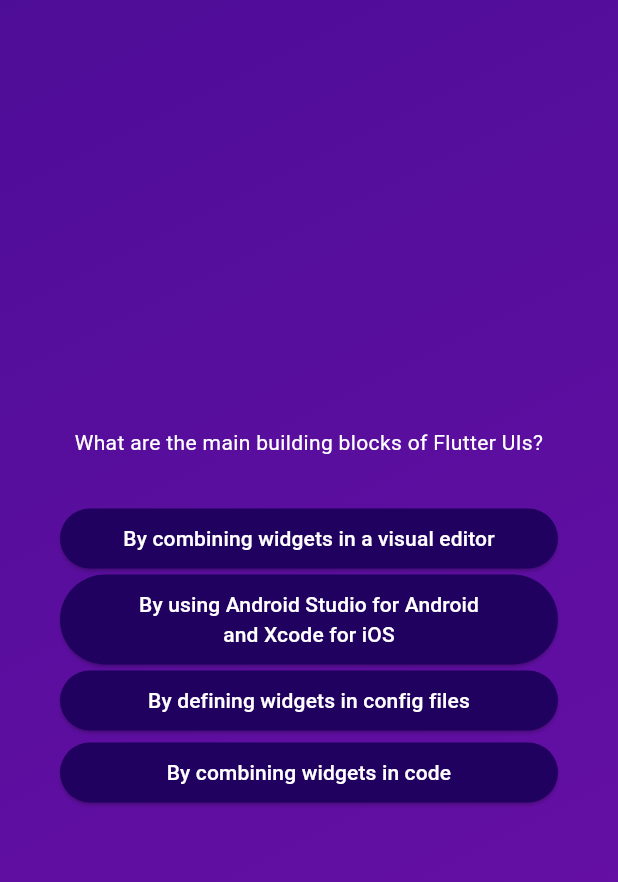
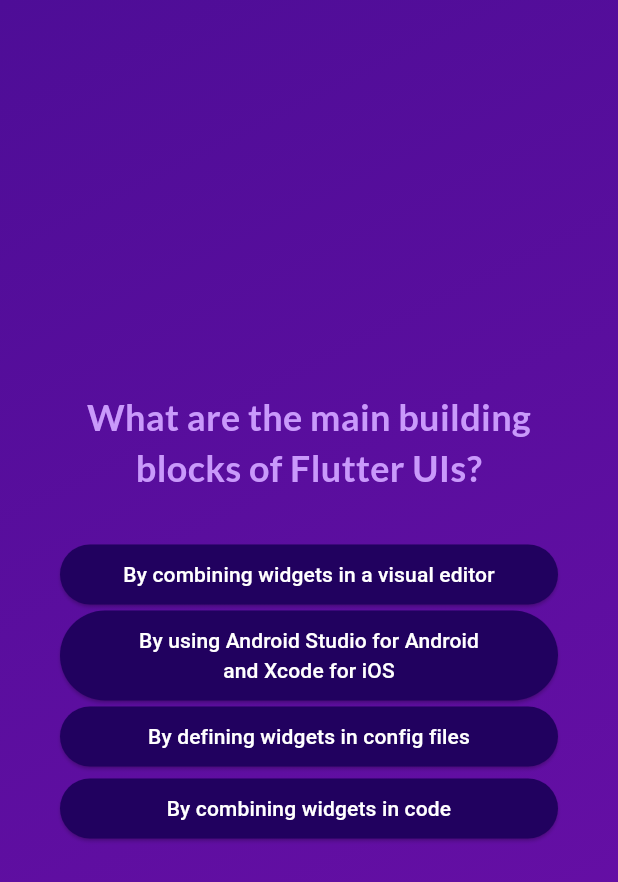
Before and after one commit to jibreelfahd/flutter-quiz-app, a Flutter app: the screen it shows after launch, after a tap on "Start Quiz", after a tap on "Components", on a phone screen of 412 x 824 dp. Shown: the top 882 px of the screen. Run offline on Flutter 3.47's test engine with Material 3 defaults, Android fonts, the phone set to English and light mode, and no system bars; our stand-ins replace google_fonts.

Commit message:
pass widget to track answers

```diff
--- a/lib/question_screen.dart
+++ b/lib/question_screen.dart
@@ -1,10 +1,13 @@
 import 'package:flutter/material.dart';
+import 'package:google_fonts/google_fonts.dart';
 
 import 'package:flutter_apps/answers_button.dart';
 import 'package:flutter_apps/data/questions.dart';
 
 class QuestionScreen extends StatefulWidget {
-  const QuestionScreen({super.key});
+  const QuestionScreen({required this.onSelectedAnswer, super.key});
+
+  final void Function(String answer) onSelectedAnswer;
 
   @override
   State<QuestionScreen> createState() {
@@ -15,7 +18,9 @@ class QuestionScreen extends StatefulWidget {
 class _QuestionScreen extends State<QuestionScreen> {
   var currentQuestionIndex = 0;
 
-  void answerQuestion() {
+  void answerQuestion(selectedAnswer) {
+    widget.onSelectedAnswer(selectedAnswer);
+
     setState(() {
       currentQuestionIndex++;
     });
@@ -34,17 +39,26 @@ class _QuestionScreen extends State<QuestionScreen> {
           children: [
             Text(
               questions[0].questions,
-              style: const TextStyle(
-                color: Colors.white,
+              style: GoogleFonts.lato(
+                color: const Color.fromARGB(255, 201, 153, 251),
+                fontSize: 24,
+                fontWeight: FontWeight.bold,
               ),
               textAlign: TextAlign.center,
             ),
             const SizedBox(
               height: 30,
             ),
-            ...currentQuestions.getShuffledList().map((item) {
-              return AnswersButton(answerText: item, onClick: answerQuestion);
-            })
+            ...currentQuestions.getShuffledList().map(
+              (answer) {
+                return AnswersButton(
+                  answerText: answer,
+                  onClick: () {
+                    answerQuestion(answer);
+                  },
+                );
+              },
+            )
           ],
         ),
       ),
--- a/lib/quiz.dart
+++ b/lib/quiz.dart
@@ -2,6 +2,7 @@ import 'package:flutter/material.dart';
 
 import 'package:flutter_apps/start_screen.dart';
 import 'package:flutter_apps/question_screen.dart';
+import 'package:flutter_apps/data/questions.dart';
 
 class QuizWidget extends StatefulWidget {
   const QuizWidget({super.key});
@@ -15,9 +16,22 @@ class QuizWidget extends StatefulWidget {
 class _QuizWidget extends State<QuizWidget> {
   var activeScreen = 'start-screen';
 
+  List<String> selectedAnswers = [];
+
   void switchScreen() {
     setState(() {
       activeScreen = 'questions-screen';
+    });
+  }
+
+  void chooseAnswers(selectedAnswer) {
+    selectedAnswers.add(selectedAnswer);
+
+    print(selectedAnswer);
+    setState(() {
+      if (selectedAnswers.length == questions.length) {
+        activeScreen == 'start-screen';
+      }
     });
   }
 
@@ -26,7 +40,7 @@ class _QuizWidget extends State<QuizWidget> {
     Widget screenWidget = StartScreen(switchScreen);
 
     if (activeScreen == 'questions-screen') {
-      screenWidget = const QuestionScreen();
+      screenWidget = QuestionScreen(onSelectedAnswer: chooseAnswers);
     }
     return MaterialApp(
       home: Scaffold(
--- a/lib/start_screen.dart
+++ b/lib/start_screen.dart
@@ -1,4 +1,5 @@
 import 'package:flutter/material.dart';
+import 'package:google_fonts/google_fonts.dart';
 
 class StartScreen extends StatelessWidget {
   const StartScreen(this.startQuiz, {super.key});
@@ -19,11 +20,11 @@ class StartScreen extends StatelessWidget {
           const SizedBox(
             height: 80,
           ),
-          const Text(
+          Text(
             'Learn Flutter the fun way!',
-            style: TextStyle(
+            style: GoogleFonts.lato(
               fontSize: 24,
-              color: Color.fromARGB(255, 237, 223, 252),
+              color: const Color.fromARGB(255, 237, 223, 252),
             ),
           ),
           const SizedBox(
```
